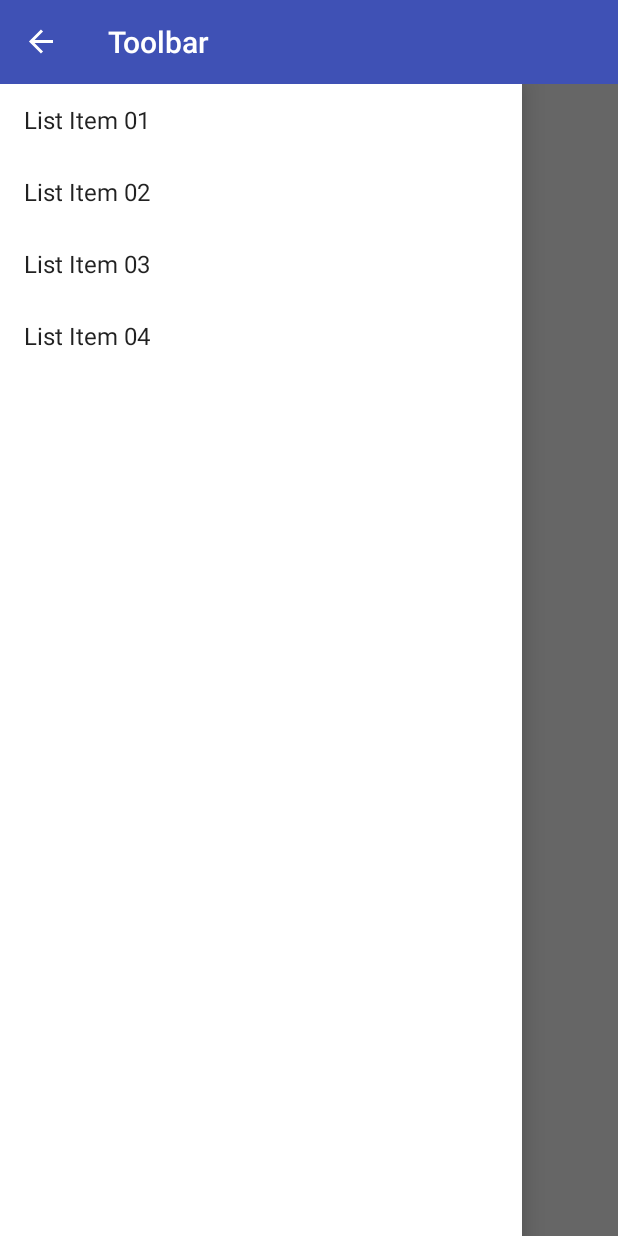
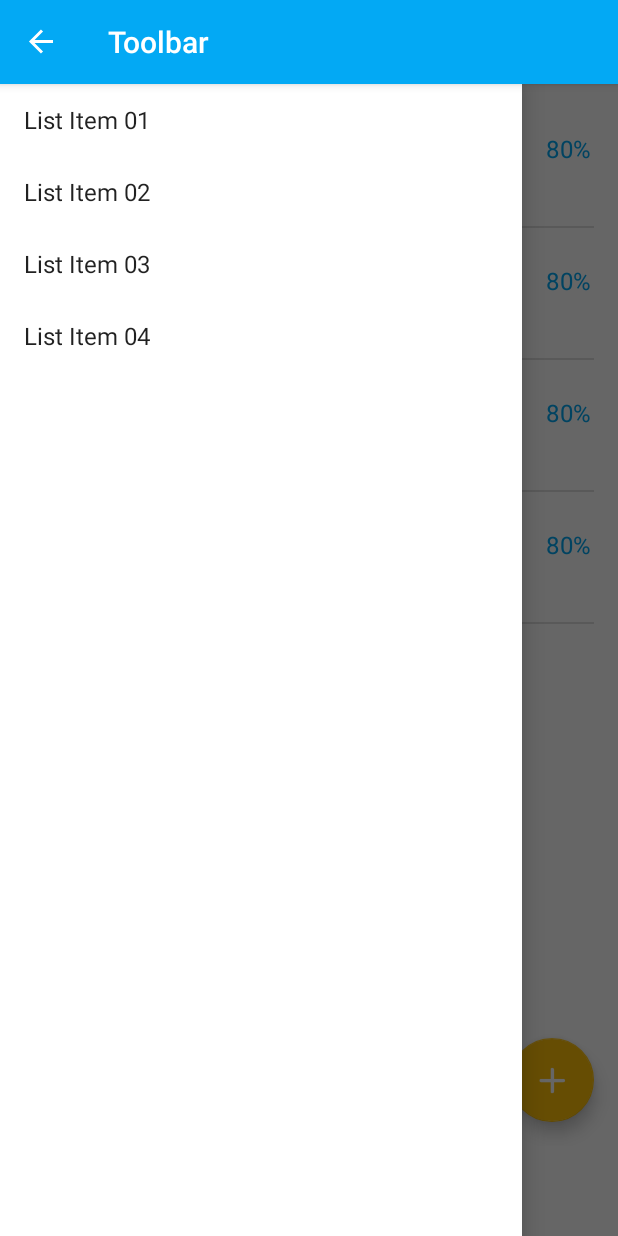
Before and after one commit to chenglong9/TM, an Android app: the fragment projectFragment placed in its activity, with the side drawer open, on a phone screen of 412 x 824 dp. Run offline under Robolectric (Android 15) with nearby library versions, the phone set to English and light mode, and no system bars; libraries missing offline, so code that uses them is left out: com.roughike.bottombar; plain views replace BottomBar; 3 statements that could not run were skipped.

Commit message:
完成了项目，今日任务，联系人三个界面

```diff
--- a/app/build.gradle
+++ b/app/build.gradle
@@ -33,6 +33,7 @@ dependencies {
     compile 'com.roughike:bottom-bar:2.0.2'
     compile 'com.android.support:appcompat-v7:25.1.1'
     compile 'com.android.support:support-v13:25.1.1'
+    compile 'com.android.support:cardview-v7:25.1.1'
     testCompile 'junit:junit:4.12'
     compile 'com.android.support:design:25.0.1'
     compile 'pub.devrel:easypermissions:0.2.1'
--- a/app/src/main/java/zucc/tm/jg/View/friendtFragment.java
+++ b/app/src/main/java/zucc/tm/jg/View/friendtFragment.java
@@ -5,8 +5,10 @@ import android.os.Bundle;
 import android.view.LayoutInflater;
 import android.view.View;
 import android.view.ViewGroup;
+import android.widget.ListView;
 
 import zucc.tm.jg.R;
+import zucc.tm.jg.adapter.friendAdapter;
 
 /**
  * Created by 45773 on 2017-05-19.
@@ -15,13 +17,17 @@ import zucc.tm.jg.R;
 public class friendtFragment extends Fragment{
 
 
+    private ListView list;
 
     @Override
     public View onCreateView(LayoutInflater inflater, ViewGroup container,
                              Bundle savedInstanceState) {
 
         View view = inflater.inflate(R.layout.fragment_friend,container, false);
+        list = (ListView) view.findViewById(R.id.list);
 
+        friendAdapter adapter = new friendAdapter(getActivity());
+        list.setAdapter(adapter);
         return view;
     }
 
--- a/app/src/main/java/zucc/tm/jg/View/projectFragment.java
+++ b/app/src/main/java/zucc/tm/jg/View/projectFragment.java
@@ -2,11 +2,14 @@ package zucc.tm.jg.View;
 
 import android.app.Fragment;
 import android.os.Bundle;
+import android.support.design.widget.FloatingActionButton;
 import android.view.LayoutInflater;
 import android.view.View;
 import android.view.ViewGroup;
+import android.widget.ListView;
 
 import zucc.tm.jg.R;
+import zucc.tm.jg.adapter.projectAdapter;
 
 /**
  * Created by 45773 on 2017-05-19.
@@ -15,12 +18,25 @@ import zucc.tm.jg.R;
 public class projectFragment extends Fragment{
 
 
+    private ListView list;
+    private FloatingActionButton fab;
 
     @Override
     public View onCreateView(LayoutInflater inflater, ViewGroup container,
                              Bundle savedInstanceState) {
+        View view = inflater.inflate(R.layout.fragment_project,container, false);
+        list = (ListView) view.findViewById(R.id.list);
+        fab = (FloatingActionButton) view.findViewById(R.id.fab);
 
-        View view = inflater.inflate(R.layout.fragment_project,container, false);
+        projectAdapter adapter = new projectAdapter(getActivity());
+        list.setAdapter(adapter);
+
+        fab.setOnClickListener(new View.OnClickListener() {
+            @Override
+            public void onClick(View view) {
+
+            }
+        });
 
         return view;
     }
--- /dev/null
+++ b/app/src/main/java/zucc/tm/jg/adapter/projectAdapter.java
@@ -0,0 +1,45 @@
+package zucc.tm.jg.adapter;
+
+import android.content.Context;
+import android.view.LayoutInflater;
+import android.view.View;
+import android.view.ViewGroup;
+import android.widget.BaseAdapter;
+
+import zucc.tm.jg.R;
+
+/**
+ * Created by 45773 on 2017-05-20.
+ */
+
+public class projectAdapter extends BaseAdapter {
+    private Context context;
+    public projectAdapter(Context context){
+        this.context=context;
+    }
+    @Override
+    public int getCount() {
+        return 4;
+    }
+
+    @Override
+    public Object getItem(int i) {
+        return null;
+    }
+
+    @Override
+    public long getItemId(int i) {
+        return 0;
+    }
+
+    @Override
+    public View getView(int i, View view, ViewGroup viewGroup) {
+        LayoutInflater mInflater = LayoutInflater.from(context);
+        if(view == null)
+        {
+            view = mInflater.inflate(R.layout.item_peoject, null);
+        }
+
+        return view;
+    }
+}
--- a/app/src/main/res/layout/activity_main.xml
+++ b/app/src/main/res/layout/activity_main.xml
@@ -9,6 +9,7 @@
         <android.support.v7.widget.Toolbar xmlns:android="http://schemas.android.com/apk/res/android"
             xmlns:app="http://schemas.android.com/apk/res-auto"
             android:id="@+id/tl_custom"
+            android:elevation="4dp"
             android:layout_width="match_parent"
             android:layout_height="wrap_content"
             android:background="?attr/colorPrimary"
--- a/app/src/main/res/layout/fragment_project.xml
+++ b/app/src/main/res/layout/fragment_project.xml
@@ -1,12 +1,24 @@
 <?xml version="1.0" encoding="utf-8"?>
-<LinearLayout xmlns:android="http://schemas.android.com/apk/res/android"
+<RelativeLayout xmlns:android="http://schemas.android.com/apk/res/android"
     android:gravity="center"
+    xmlns:app="http://schemas.android.com/apk/res-auto"
     android:layout_width="match_parent"
     android:layout_height="match_parent"
     android:orientation="vertical"
     >
-    <TextView
-        android:layout_width="wrap_content"
-        android:layout_height="wrap_content"
-        android:text="peoject"/>
-</LinearLayout>
+   <ListView
+       android:id="@+id/list"
+       android:layout_width="match_parent"
+       android:layout_height="match_parent"
+       android:divider="@null"
+       android:layout_marginTop="8dp"
+       ></ListView>
+   <android.support.design.widget.FloatingActionButton
+       android:id="@+id/fab"
+       android:layout_width="wrap_content"
+       android:layout_height="wrap_content"
+       android:layout_alignParentBottom="true"
+       android:layout_alignParentRight="true"
+       android:layout_margin="16dp"
+       app:srcCompat="@drawable/jia" />
+</RelativeLayout>
--- /dev/null
+++ b/app/src/main/res/layout/item_peoject.xml
@@ -0,0 +1,52 @@
+<?xml version="1.0" encoding="utf-8"?>
+<RelativeLayout xmlns:android="http://schemas.android.com/apk/res/android"
+    android:layout_width="match_parent"
+    android:layout_height="88dp"
+    >
+    <RelativeLayout xmlns:android="http://schemas.android.com/apk/res/android"
+        android:layout_width="match_parent"
+        android:layout_height="88dp"
+        android:gravity="center_vertical"
+        >
+    <TextView
+        android:id="@+id/title"
+        android:layout_alignParentTop="true"
+        android:layout_alignParentLeft="true"
+        android:layout_marginLeft="16dp"
+        android:textSize="20dp"
+        android:textColor="@color/PrimaryText"
+        android:layout_width="wrap_content"
+        android:layout_height="wrap_content"
+        android:text="Android杂谈"/>
+    <TextView
+        android:id="@+id/suc"
+        android:layout_alignParentTop="true"
+        android:layout_alignParentRight="true"
+        android:text="80%"
+        android:textColor="@color/colorPrimary"
+        android:textSize="16dp"
+        android:layout_margin="16dp"
+        android:layout_width="32dp"
+        android:layout_height="24dp" />
+    <TextView
+        android:id="@+id/con"
+        android:text="如果我们不想让屏幕无法旋转，但又想让屏幕旋转的时候不刷新页面，该怎么办呢？众所周知，屏幕旋转的时候会执行一个 onCreate() 方法."
+        android:layout_below="@+id/title"
+        android:textColor="@color/SecondaryText"
+        android:textSize="14dp"
+        android:layout_toLeftOf="@+id/suc"
+        android:lines="2"
+        android:ellipsize="end"
+        android:layout_marginLeft="16dp"
+        android:layout_width="wrap_content"
+        android:layout_height="wrap_content" />
+
+    </RelativeLayout>
+    <TextView
+        android:layout_width="match_parent"
+        android:layout_height="1dp"
+        android:layout_alignParentBottom="true"
+        android:layout_marginLeft="16dp"
+        android:layout_marginRight="16dp"
+        android:background="@color/Divider"/>
+</RelativeLayout>
--- a/app/src/main/res/values/colors.xml
+++ b/app/src/main/res/values/colors.xml
@@ -1,7 +1,13 @@
 <?xml version="1.0" encoding="utf-8"?>
 <resources>
-    <color name="colorPrimary">#3F51B5</color>
-    <color name="colorPrimaryDark">#303F9F</color>
-    <color name="colorAccent">#FF4081</color>
-
+    <color name="colorPrimary">#03A9F4</color>
+    <color name="colorPrimaryDark">#0288D1</color>
+    <color name="colorAccent">#FFC107</color>
+    <color name="LightPrimary">#B3E5FC</color><!--浅色主题色-->
+    <color name="PrimaryText">#212121</color><!--标准文字色-->
+    <color name="SecondaryText">#757575</color><!--次级文字色-->
+    <color name="Divider">#77bdbdbd</color><!--分割线，瓷砖间的分割线可以用这个-->
+    <color name="Warn">#E61E28</color><!--警告色，目前只出现在退出登录这一块-->
+    <color name="colorControlNormal">#03A9F4</color>
+    <color name="colorControlActivated">#03A9F4</color>
 </resources>
--- a/app/src/main/res/values/styles.xml
+++ b/app/src/main/res/values/styles.xml
@@ -7,6 +7,8 @@
         <item name="colorPrimaryDark">@color/colorPrimaryDark</item>
         <item name="colorAccent">@color/colorAccent</item>
         <item name="drawerArrowStyle">@style/AppTheme.DrawerArrowToggle</item>
+        <item name="colorControlNormal">@color/colorControlNormal</item>
+        <item name="colorControlActivated">@color/colorControlActivated</item>
     </style>
 
     <style name="AppTheme.DrawerArrowToggle" parent="Base.Widget.AppCompat.DrawerArrowToggle">
```
Also changed, not shown: app/src/main/java/zucc/tm/jg/View/jobFragment.java (+12 -1 lines), app/src/main/java/zucc/tm/jg/adapter/friendAdapter.java (added, +59 -0 lines), app/src/main/java/zucc/tm/jg/adapter/jobAdapter.java (added, +63 -0 lines), app/src/main/res/layout/fragment_friend.xml (+8 -4 lines), app/src/main/res/layout/fragment_job.xml (+7 -4 lines), app/src/main/res/layout/item_friend.xml (added, +89 -0 lines), app/src/main/res/layout/item_job.xml (added, +51 -0 lines), app/src/main/res/drawable/jia.png (added), 1 other file.
